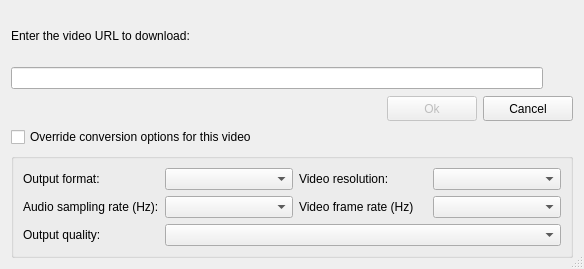
Old version of the form ui/addvideo.ui in the repository ckorn/xvst.
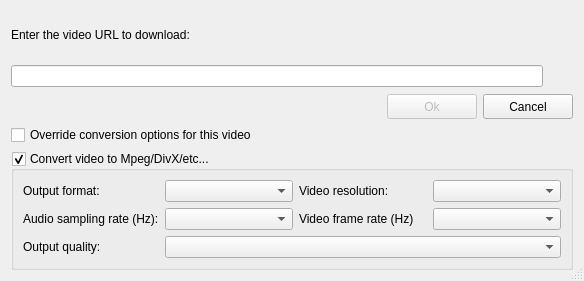
New version of the form. Icons and pictures are not drawn.

Patch:
```diff
--- a/ui/addvideo.ui
+++ b/ui/addvideo.ui
@@ -7,7 +7,7 @@
     <x>0</x>
     <y>0</y>
     <width>584</width>
-    <height>269</height>
+    <height>281</height>
    </rect>
   </property>
   <property name="minimumSize">
@@ -224,16 +224,16 @@
       <string>Enable/disable the video conversions</string>
      </property>
      <property name="title">
-      <string/>
+      <string>Convert video to Mpeg/DivX/etc...</string>
      </property>
      <property name="flat">
       <bool>false</bool>
      </property>
      <property name="checkable">
-      <bool>false</bool>
+      <bool>true</bool>
      </property>
      <property name="checked">
-      <bool>false</bool>
+      <bool>true</bool>
      </property>
      <layout class="QGridLayout" name="gridLayout">
       <item row="0" column="0">
```
